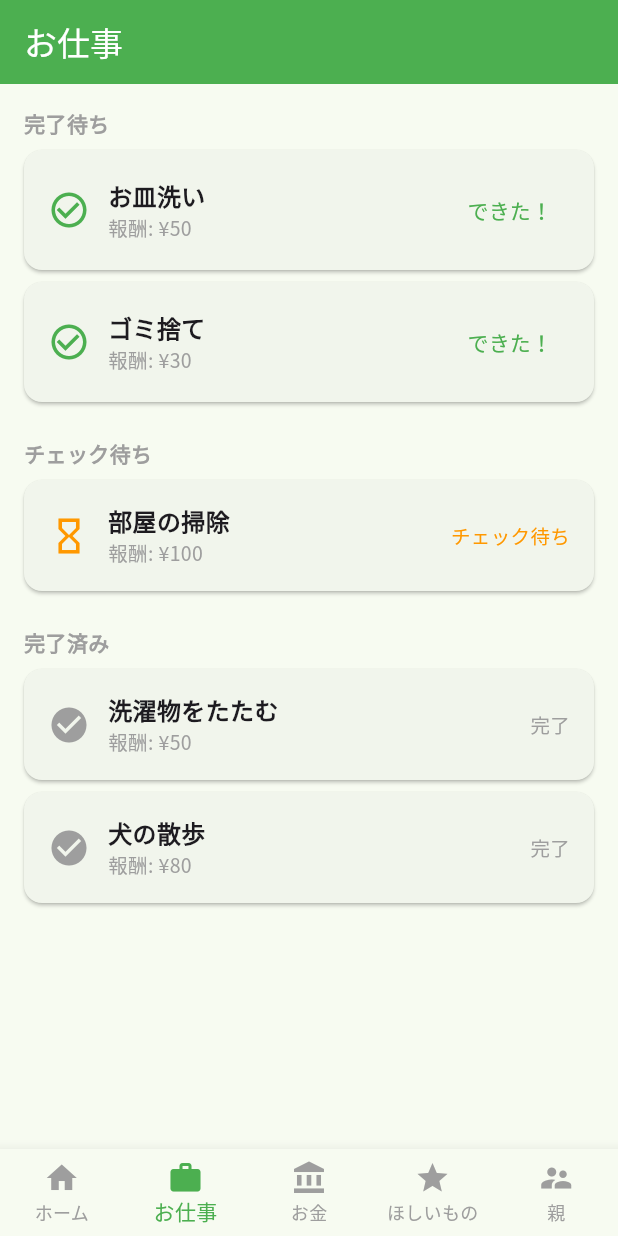
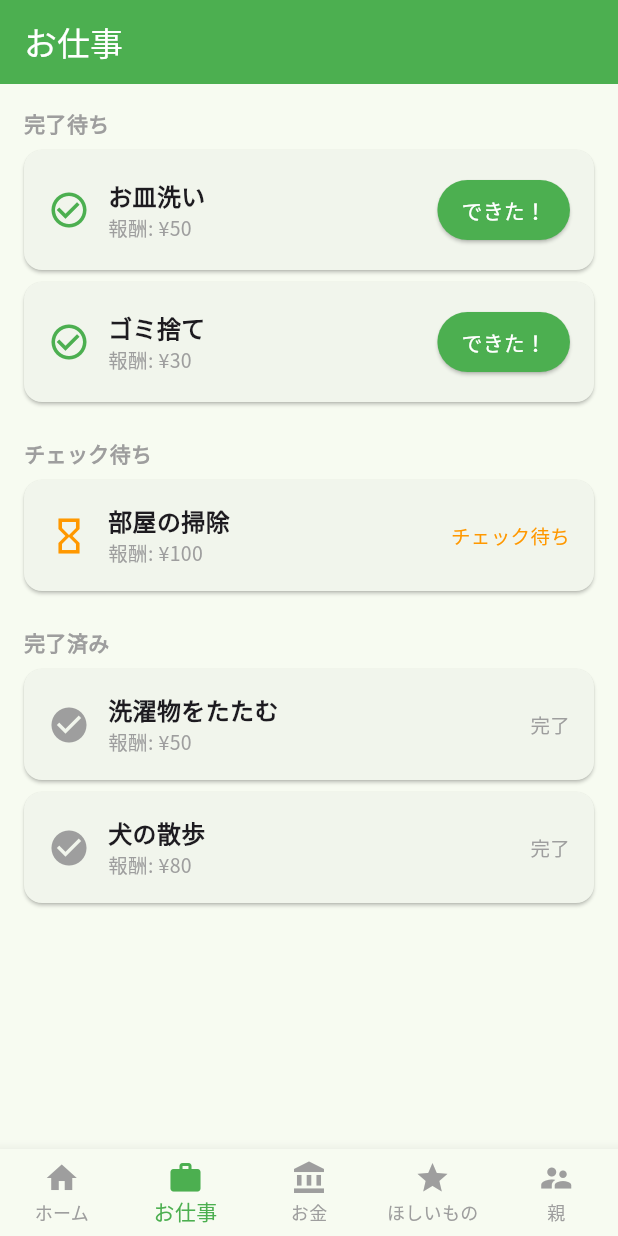
Before and after one commit to Sir-KUMA/family-money-app, a Flutter app: the screen it shows after launch, item 2 of the bottom bar chosen, on a phone screen of 412 x 824 dp. Run offline on Flutter 3.47's test engine with Material 3 defaults, Android fonts, the phone set to English and light mode, and no system bars; our stand-ins replace google_fonts, shared_preferences.

Commit message:
style: make できた！ button oval with white text
Co-Authored-By: Claude Sonnet 4.6 <noreply@anthropic.com>

```diff
--- a/lib/screens/jobs_screen.dart
+++ b/lib/screens/jobs_screen.dart
@@ -83,9 +83,14 @@ class _JobCard extends StatelessWidget {
               ),
             ),
             if (job.status == JobStatus.pending)
-              TextButton(
+              ElevatedButton(
                 onPressed: () => state.reportDone(job),
-                style: TextButton.styleFrom(foregroundColor: statusConfig.color),
+                style: ElevatedButton.styleFrom(
+                  backgroundColor: statusConfig.color,
+                  foregroundColor: Colors.white,
+                  shape: const StadiumBorder(),
+                  padding: const EdgeInsets.symmetric(horizontal: 16, vertical: 8),
+                ),
                 child: Text(statusConfig.label),
               )
             else
```
